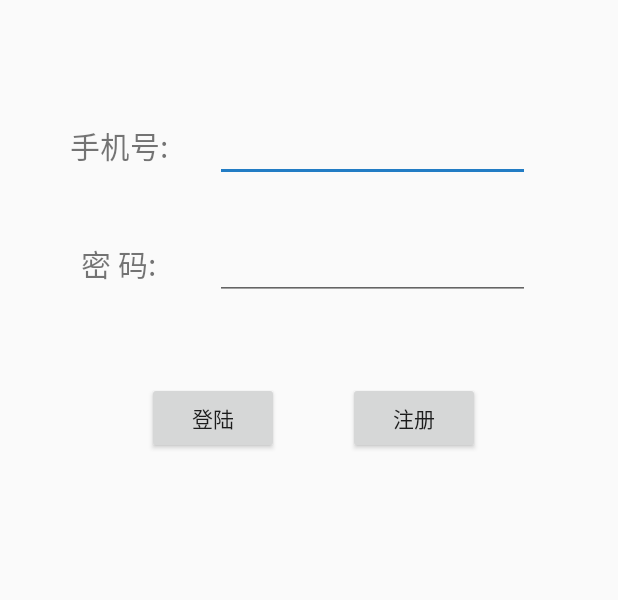
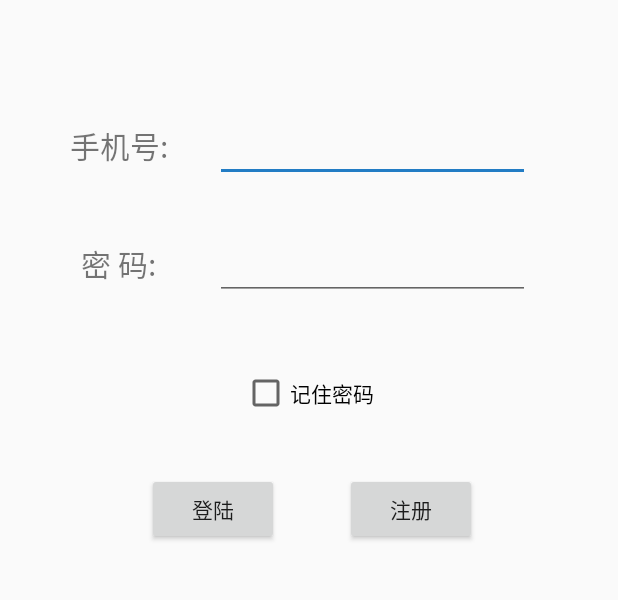
Before and after one commit to qinglew/OnlineChatting, an Android app: the screen it shows after launch (LoginActivity), on a phone screen of 412 x 824 dp, the part 358-958 px from its top. Run offline under Robolectric (Android 15) with nearby library versions, the phone set to English and light mode, and no system bars.

Commit message:
Add the function of remembering password and some screenshots of the app

```diff
--- a/app/src/main/java/com/example/onlinechatting/LoginActivity.java
+++ b/app/src/main/java/com/example/onlinechatting/LoginActivity.java
@@ -5,9 +5,12 @@ import androidx.appcompat.app.AppCompatActivity;
 
 import android.app.Activity;
 import android.content.Intent;
+import android.content.SharedPreferences;
+import android.content.pm.PackageManager;
 import android.os.Bundle;
 import android.util.Log;
 import android.view.View;
+import android.widget.CheckBox;
 import android.widget.EditText;
 import android.widget.Toast;
 
@@ -16,6 +19,10 @@ import com.example.onlinechatting.util.ClientTCPConnector;
 public class LoginActivity extends BaseActivity {
     private EditText phone_et;
     private EditText password_et;
+    private CheckBox rememberPassword;
+
+    private SharedPreferences pref;
+    private SharedPreferences.Editor editor;
 
     private String phone;
     private String password;
@@ -28,6 +35,19 @@ public class LoginActivity extends BaseActivity {
 
         phone_et = findViewById(R.id.phone_edit_text);
         password_et = findViewById(R.id.password_edit_text);
+        rememberPassword = findViewById(R.id.rememberPassword);
+
+        pref = getPreferences(MODE_PRIVATE);
+        boolean isRemember = pref.getBoolean("remember_password", false);
+        if (isRemember) {
+            phone = pref.getString("phone", "");
+            password = pref.getString("password", "");
+            phone_et.setText(phone);
+            password_et.setText(password);
+            rememberPassword.setChecked(true);
+        }
+
+
 
         /*
          WIFI检查广播
@@ -52,6 +72,15 @@ public class LoginActivity extends BaseActivity {
                     clientTCPConnector.sendData("LOGIN|" + phone + "|" + password);
                     String info = clientTCPConnector.receiveData();
                     if (info != null && info.contains("SUCCESS")) {
+                        editor = pref.edit();
+                        if (rememberPassword.isChecked()) {
+                            editor.putBoolean("remember_password", true);
+                            editor.putString("phone", phone);
+                            editor.putString("password", password);
+                        } else {
+                            editor.clear();
+                        }
+                        editor.apply();
                         String[] parts = info.split("\\|");
                         Intent intent = new Intent(LoginActivity.this, MainActivity.class);
                         intent.putExtra("username", parts[1]);
--- a/app/src/main/res/layout/activity_login.xml
+++ b/app/src/main/res/layout/activity_login.xml
@@ -103,18 +103,30 @@
         app:layout_constraintHorizontal_bias="0.303"
         app:layout_constraintStart_toStartOf="parent"
         app:layout_constraintTop_toTopOf="parent"
-        app:layout_constraintVertical_bias="0.636" />
+        app:layout_constraintVertical_bias="0.714" />
 
     <Button
         android:id="@+id/register"
         android:layout_width="wrap_content"
         android:layout_height="wrap_content"
+        android:onClick="register"
         android:text="@string/register"
-        android:onClick="register"
         app:layout_constraintBottom_toBottomOf="parent"
         app:layout_constraintEnd_toEndOf="parent"
-        app:layout_constraintHorizontal_bias="0.335"
+        app:layout_constraintHorizontal_bias="0.321"
         app:layout_constraintStart_toEndOf="@+id/login"
         app:layout_constraintTop_toTopOf="parent"
-        app:layout_constraintVertical_bias="0.636" />
+        app:layout_constraintVertical_bias="0.714" />
+
+    <CheckBox
+        android:id="@+id/rememberPassword"
+        android:layout_width="wrap_content"
+        android:layout_height="wrap_content"
+        android:text="@string/remember_password"
+        app:layout_constraintBottom_toBottomOf="parent"
+        app:layout_constraintEnd_toEndOf="parent"
+        app:layout_constraintHorizontal_bias="0.498"
+        app:layout_constraintStart_toStartOf="parent"
+        app:layout_constraintTop_toTopOf="parent"
+        app:layout_constraintVertical_bias="0.612" />
 </androidx.constraintlayout.widget.ConstraintLayout>
--- a/app/src/main/res/values/strings.xml
+++ b/app/src/main/res/values/strings.xml
@@ -27,4 +27,5 @@
     <string name="phone">手机号:</string>
     <string name="select_icon">选择头像</string>
     <string name="phone_string">手机号:</string>
+    <string name="remember_password">记住密码</string>
 </resources>
```
Also changed, not shown: 5 other files.
